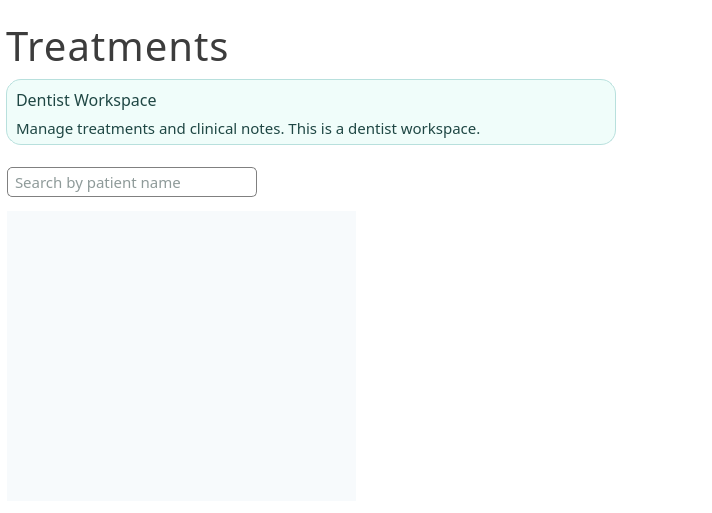
First picture: the form in ui/PageTreatments.ui, repository karlito20/AdoraFlowProject, before the edit.
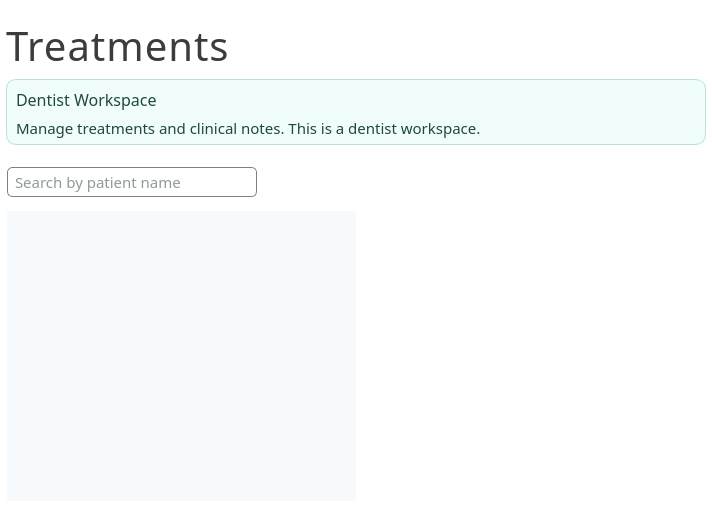
Second picture: the form after the edit.

```diff
--- a/ui/PageTreatments.ui
+++ b/ui/PageTreatments.ui
@@ -540,14 +540,14 @@
      </property>
      <property name="maximumSize">
       <size>
-       <width>610</width>
+       <width>16777215</width>
        <height>16777215</height>
       </size>
      </property>
      <property name="styleSheet">
       <string notr="true">#info_box {
 	border: 1px solid #B8E0DD;
-	border-radius: 15px;
+	border-radius: 10px;
 	background: #F0FDFA;
 }</string>
      </property>
```
